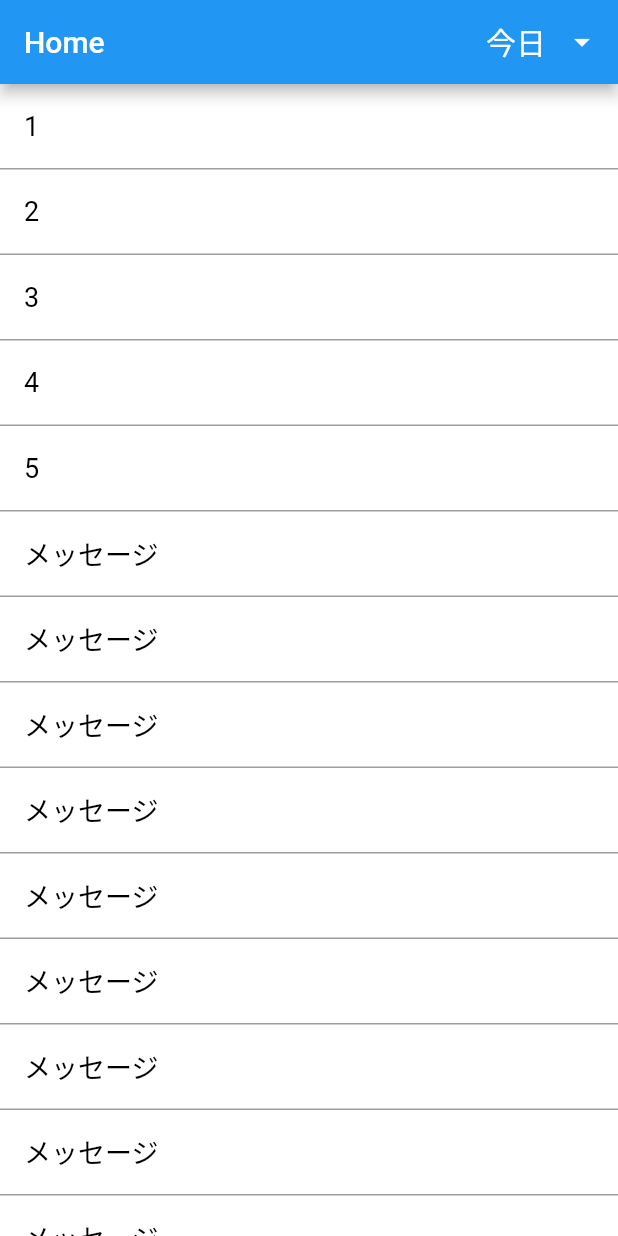
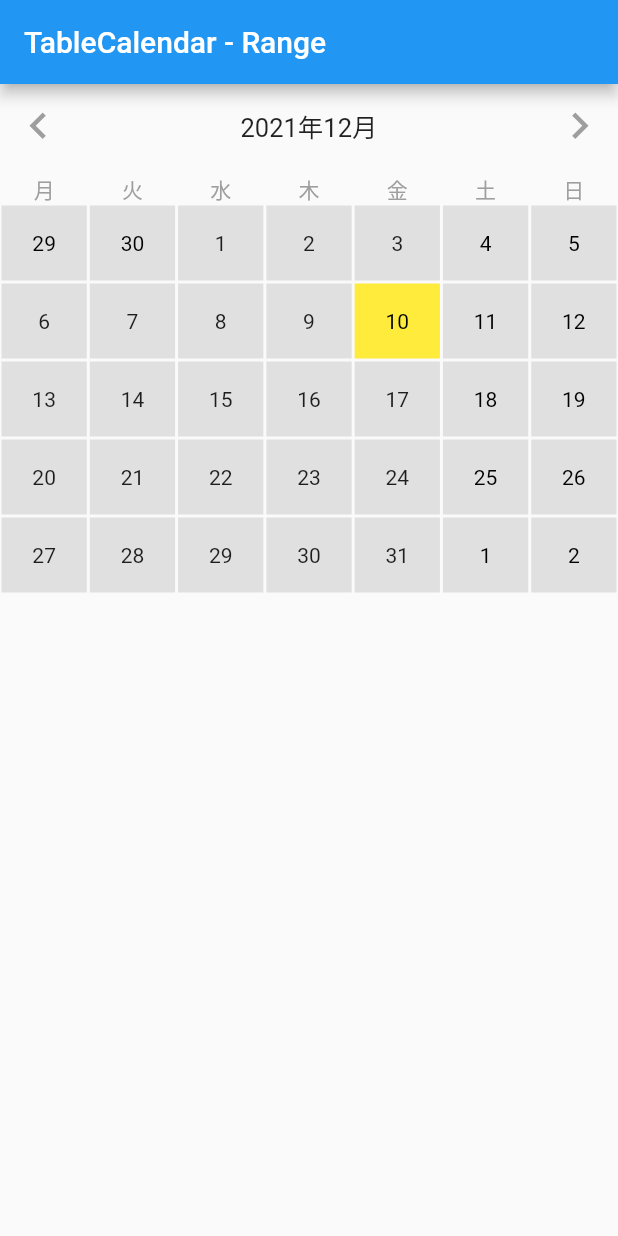
Before and after one commit to TaishiU/flutter-calendar, a Flutter app: the screen it shows after launch, on a phone screen of 412 x 824 dp. Run offline on Flutter 3.47's test engine with Material 2 defaults, Android fonts, the phone set to English and light mode, and no system bars; drawn by our look-alikes of table_calendar.

Commit message:
レンジ指定

```diff
--- a/lib/main.dart
+++ b/lib/main.dart
@@ -23,9 +23,7 @@
 // }
 
 import 'package:flutter/material.dart';
-import 'package:flutter/services.dart';
 import 'package:intl/date_symbol_data_local.dart';
-import 'package:intl/intl.dart';
 import 'package:table_calendar/table_calendar.dart';
 
 void main() {
@@ -41,158 +39,265 @@ class MyApp extends StatelessWidget {
       theme: ThemeData(
         primarySwatch: Colors.blue,
       ),
-      home: MyHomePage(),
+      //home: MyHomePage(),
+      home: TableRangeExample(),
     );
   }
 }
 
-class MyHomePage extends StatefulWidget {
-  MyHomePage();
+// class MyHomePage extends StatefulWidget {
+//   MyHomePage();
+//
+//   @override
+//   _MyHomePageState createState() => _MyHomePageState();
+// }
+//
+// class _MyHomePageState extends State<MyHomePage> {
+//   bool _isCalendarOpen = false;
+//
+//   void _onTapButton() {
+//     if (_isCalendarOpen) {
+//       setState(() {
+//         _isCalendarOpen = false;
+//       });
+//     } else {
+//       setState(() {
+//         _isCalendarOpen = true;
+//       });
+//     }
+//   }
+//
+//   @override
+//   Widget build(BuildContext context) {
+//     return Scaffold(
+//         appBar: AppBar(
+//           title: Text('Home'),
+//           actions: [
+//             Row(
+//               children: [
+//                 Text(
+//                   '今日',
+//                   style: TextStyle(
+//                     fontSize: 20,
+//                   ),
+//                 ),
+//                 IconButton(
+//                   onPressed: () {
+//                     _onTapButton();
+//                   },
+//                   icon: Icon(
+//                     _isCalendarOpen
+//                         ? Icons.arrow_drop_up
+//                         : Icons.arrow_drop_down,
+//                   ),
+//                 ),
+//               ],
+//             ),
+//           ],
+//         ),
+//         body: Stack(
+//           children: <Widget>[
+//             Container(
+//                 margin: EdgeInsets.only(top: (_isCalendarOpen ? 0.0 : 0.0)),
+//                 color: Colors.white,
+//                 child: getList()),
+//             _isCalendarOpen ? UpperPop() : SizedBox.shrink(),
+//           ],
+//         ));
+//   }
+//
+//   Widget getList() {
+//     var list = [
+//       "1",
+//       "2",
+//       "3",
+//       "4",
+//       "5",
+//     ];
+//     return ListView.builder(
+//       itemBuilder: (BuildContext context, int index) {
+//         if (index >= list.length) {
+//           list.addAll([
+//             "メッセージ",
+//             "メッセージ",
+//             "メッセージ",
+//             "メッセージ",
+//           ]);
+//         }
+//         return _messageItem(list[index]);
+//       },
+//     );
+//   }
+//
+//   Widget _messageItem(String title) {
+//     return Container(
+//       decoration: new BoxDecoration(
+//           border:
+//               new Border(bottom: BorderSide(width: 1.0, color: Colors.grey))),
+//       child: ListTile(
+//         title: Text(
+//           title,
+//           style: TextStyle(color: Colors.black, fontSize: 18.0),
+//         ),
+//         onTap: () async {
+//           final data = ClipboardData(text: title);
+//           await Clipboard.setData(data);
+//           print(data.text);
+//           final snackBar = SnackBar(content: Text('copied!: ${data.text!}'));
+//
+//           ScaffoldMessenger.of(context).showSnackBar(snackBar);
+//         }, // タップ
+//         onLongPress: () {
+//           print("onLongTap called.");
+//         }, // 長押し
+//       ),
+//     );
+//   }
+// }
+//
+// class UpperPop extends StatefulWidget {
+//   const UpperPop({Key? key}) : super(key: key);
+//
+//   @override
+//   _UpperPopState createState() => _UpperPopState();
+// }
+//
+// class _UpperPopState extends State<UpperPop> {
+//   DateTime _focusedDay = DateTime.now();
+//   String _displayDate = '今日';
+//   DateTime? _selectedDay;
+//   CalendarFormat _calendarFormat = CalendarFormat.month;
+//
+//   @override
+//   Widget build(BuildContext context) {
+//     return Column(
+//       children: [
+//         Container(
+//           color: Colors.white,
+//           child: TableCalendar(
+//             locale: 'ja_JP',
+//             firstDay: DateTime.utc(2020, 1, 1),
+//             lastDay: DateTime.utc(2030, 12, 31),
+//             focusedDay: _focusedDay,
+//             calendarFormat: _calendarFormat,
+//             startingDayOfWeek: StartingDayOfWeek.monday,
+//             headerStyle: HeaderStyle(
+//               titleCentered: true,
+//               formatButtonVisible: false,
+//               leftChevronIcon: Icon(
+//                 Icons.chevron_left,
+//                 color: Colors.grey.shade400,
+//                 size: 35,
+//               ),
+//               rightChevronIcon: Icon(
+//                 Icons.chevron_right,
+//                 color: Colors.grey.shade400,
+//                 size: 35,
+//               ),
+//               headerPadding: EdgeInsets.only(top: 10, bottom: 15),
+//               leftChevronPadding: EdgeInsets.only(left: 0),
+//               rightChevronPadding: EdgeInsets.only(right: 0),
+//             ),
+//             calendarStyle: CalendarStyle(
+//               outsideDaysVisible: false,
+//               todayDecoration: BoxDecoration(
+//                 color: Colors.orange.shade200,
+//                 shape: BoxShape.circle,
+//               ),
+//               selectedDecoration: BoxDecoration(
+//                 color: Colors.orange,
+//                 shape: BoxShape.circle,
+//               ),
+//               weekendTextStyle: TextStyle(color: Colors.black),
+//             ),
+//             daysOfWeekHeight: 20.0,
+//             daysOfWeekStyle: DaysOfWeekStyle(
+//               weekdayStyle: TextStyle(color: Colors.grey),
+//               weekendStyle: TextStyle(color: Colors.grey),
+//             ),
+//             onFormatChanged: (CalendarFormat format) {
+//               if (_calendarFormat != format) {
+//                 setState(() {
+//                   _calendarFormat = format;
+//                 });
+//               }
+//             },
+//             /*どの日付が現在選択されているか判断*/
+//             selectedDayPredicate: (DateTime day) {
+//               /*bool値を返す*/
+//               return isSameDay(_selectedDay, day);
+//             },
+//             onDaySelected: (DateTime selectedDay, DateTime focusedDay) {
+//               if (!isSameDay(_selectedDay, selectedDay)) {
+//                 setState(() {
+//                   _selectedDay = selectedDay; /*選択された日付*/
+//                   _focusedDay = focusedDay; /*フォーカスが当たる日*/
+//
+//                   if (isSameDay(selectedDay, DateTime.now())) {
+//                     _displayDate = '今日';
+//                   } else {
+//                     _displayDate = DateFormat.MMMEd('ja').format(selectedDay);
+//                   }
+//                 });
+//               }
+//             },
+//           ),
+//         ),
+//         Expanded(
+//           child: Container(
+//             color: Colors.black54,
+//           ),
+//         ),
+//       ],
+//     );
+//   }
+// }
 
+// Copyright 2019 Aleksander Woźniak
+// SPDX-License-Identifier: Apache-2.0
+
+// import 'package:flutter/material.dart';
+// import 'package:table_calendar/table_calendar.dart';
+//
+// import '../utils.dart';
+
+class TableRangeExample extends StatefulWidget {
   @override
-  _MyHomePageState createState() => _MyHomePageState();
+  _TableRangeExampleState createState() => _TableRangeExampleState();
 }
 
-class _MyHomePageState extends State<MyHomePage> {
-  bool _isCalendarOpen = false;
-
-  void _onTapButton() {
-    if (_isCalendarOpen) {
-      setState(() {
-        _isCalendarOpen = false;
-      });
-    } else {
-      setState(() {
-        _isCalendarOpen = true;
-      });
-    }
-  }
+class _TableRangeExampleState extends State<TableRangeExample> {
+  CalendarFormat _calendarFormat = CalendarFormat.month;
+  // Can be toggled on/off by longpressing a date
+  RangeSelectionMode _rangeSelectionMode = RangeSelectionMode.toggledOn;
+  DateTime _focusedDay = DateTime.now();
+  DateTime? _selectedDay;
+  DateTime? _rangeStart;
+  DateTime? _rangeEnd;
 
   @override
   Widget build(BuildContext context) {
     return Scaffold(
       appBar: AppBar(
-          title: Text('Home'),
-          actions: [
-            Row(
-              children: [
-                Text(
-                  '今日',
-                  style: TextStyle(
-                    fontSize: 20,
+        title: Text('TableCalendar - Range'),
       ),
-                ),
-                IconButton(
-                  onPressed: () {
-                    _onTapButton();
-                  },
-                  icon: Icon(
-                    _isCalendarOpen
-                        ? Icons.arrow_drop_up
-                        : Icons.arrow_drop_down,
-                  ),
-                ),
-              ],
-            ),
-          ],
-        ),
-        body: Stack(
-          children: <Widget>[
-            Container(
-                margin: EdgeInsets.only(top: (_isCalendarOpen ? 0.0 : 0.0)),
-                color: Colors.white,
-                child: getList()),
-            _isCalendarOpen ? UpperPop() : SizedBox.shrink(),
-          ],
-        ));
-  }
-
-  Widget getList() {
-    var list = [
-      "1",
-      "2",
-      "3",
-      "4",
-      "5",
-    ];
-    return ListView.builder(
-      itemBuilder: (BuildContext context, int index) {
-        if (index >= list.length) {
-          list.addAll([
-            "メッセージ",
-            "メッセージ",
-            "メッセージ",
-            "メッセージ",
-          ]);
-        }
-        return _messageItem(list[index]);
-      },
-    );
-  }
-
-  Widget _messageItem(String title) {
-    return Container(
-      decoration: new BoxDecoration(
-          border:
-              new Border(bottom: BorderSide(width: 1.0, color: Colors.grey))),
-      child: ListTile(
-        title: Text(
-          title,
-          style: TextStyle(color: Colors.black, fontSize: 18.0),
-        ),
-        onTap: () async {
-          final data = ClipboardData(text: title);
-          await Clipboard.setData(data);
-          print(data.text);
-          final snackBar = SnackBar(content: Text('copied!: ${data.text!}'));
-
-          ScaffoldMessenger.of(context).showSnackBar(snackBar);
-        }, // タップ
-        onLongPress: () {
-          print("onLongTap called.");
-        }, // 長押し
-      ),
-    );
-  }
-}
-
-class UpperPop extends StatefulWidget {
-  const UpperPop({Key? key}) : super(key: key);
-
-  @override
-  _UpperPopState createState() => _UpperPopState();
-}
-
-class _UpperPopState extends State<UpperPop> {
-  DateTime _focusedDay = DateTime.now();
-  String _displayDate = '今日';
-  DateTime? _selectedDay;
-  CalendarFormat _calendarFormat = CalendarFormat.month;
-
-  @override
-  Widget build(BuildContext context) {
-    return Column(
-      children: [
-        Container(
-          color: Colors.white,
-          child: TableCalendar(
+      body: TableCalendar(
         locale: 'ja_JP',
         firstDay: DateTime.utc(2020, 1, 1),
         lastDay: DateTime.utc(2030, 12, 31),
         focusedDay: _focusedDay,
-            calendarFormat: _calendarFormat,
         startingDayOfWeek: StartingDayOfWeek.monday,
         headerStyle: HeaderStyle(
           titleCentered: true,
           formatButtonVisible: false,
           leftChevronIcon: Icon(
             Icons.chevron_left,
-                color: Colors.grey.shade400,
+            color: Colors.grey,
             size: 35,
           ),
           rightChevronIcon: Icon(
             Icons.chevron_right,
-                color: Colors.grey.shade400,
+            color: Colors.grey,
             size: 35,
           ),
           headerPadding: EdgeInsets.only(top: 10, bottom: 15),
@@ -200,56 +305,71 @@ class _UpperPopState extends State<UpperPop> {
           rightChevronPadding: EdgeInsets.only(right: 0),
         ),
         calendarStyle: CalendarStyle(
-              outsideDaysVisible: false,
+          cellMargin: EdgeInsets.all(1),
+          defaultDecoration: BoxDecoration(color: Colors.grey.shade300),
+          todayTextStyle: TextStyle(color: Colors.black),
           todayDecoration: BoxDecoration(
-                color: Colors.orange.shade200,
-                shape: BoxShape.circle,
+            color: Colors.yellow,
           ),
           selectedDecoration: BoxDecoration(
             color: Colors.orange,
             shape: BoxShape.circle,
           ),
           weekendTextStyle: TextStyle(color: Colors.black),
+          weekendDecoration: BoxDecoration(color: Colors.grey.shade300),
+          outsideTextStyle: TextStyle(color: Colors.black),
+          outsideDecoration: BoxDecoration(color: Colors.grey.shade300),
+          rangeHighlightColor: Colors.orange.shade100,
+          rangeStartDecoration: BoxDecoration(
+            color: Colors.orange,
+          ),
+          rangeEndDecoration: BoxDecoration(
+            color: Colors.orange,
+          ),
         ),
         daysOfWeekHeight: 20.0,
         daysOfWeekStyle: DaysOfWeekStyle(
           weekdayStyle: TextStyle(color: Colors.grey),
           weekendStyle: TextStyle(color: Colors.grey),
         ),
-            onFormatChanged: (CalendarFormat format) {
+        selectedDayPredicate: (day) => isSameDay(_selectedDay, day),
+        rangeStartDay: _rangeStart,
+        rangeEndDay: _rangeEnd,
+        calendarFormat: _calendarFormat,
+        rangeSelectionMode: _rangeSelectionMode,
+        onDaySelected: (selectedDay, focusedDay) {
+          if (!isSameDay(_selectedDay, selectedDay)) {
+            setState(() {
+              _selectedDay = selectedDay;
+              _focusedDay = focusedDay;
+              _rangeStart = null; // Important to clean those
+              _rangeEnd = null;
+              _rangeSelectionMode = RangeSelectionMode.toggledOff;
+            });
+          }
+        },
+        onRangeSelected: (start, end, focusedDay) {
+          setState(() {
+            _selectedDay = null;
+            _focusedDay = focusedDay;
+            _rangeStart = start;
+            _rangeEnd = end;
+            _rangeSelectionMode = RangeSelectionMode.toggledOn;
+            print('_rangeStart: $_rangeStart');
+            print('_rangeEnd: $_rangeEnd');
+          });
+        },
+        onFormatChanged: (format) {
           if (_calendarFormat != format) {
             setState(() {
               _calendarFormat = format;
             });
           }
         },
-            /*どの日付が現在選択されているか判断*/
-            selectedDayPredicate: (DateTime day) {
-              /*bool値を返す*/
-              return isSameDay(_selectedDay, day);
-            },
-            onDaySelected: (DateTime selectedDay, DateTime focusedDay) {
-              if (!isSameDay(_selectedDay, selectedDay)) {
-                setState(() {
-                  _selectedDay = selectedDay; /*選択された日付*/
-                  _focusedDay = focusedDay; /*フォーカスが当たる日*/
-
-                  if (isSameDay(selectedDay, DateTime.now())) {
-                    _displayDate = '今日';
-                  } else {
-                    _displayDate = DateFormat.MMMEd('ja').format(selectedDay);
-                  }
-                });
-              }
+        onPageChanged: (focusedDay) {
+          _focusedDay = focusedDay;
         },
       ),
-        ),
-        Expanded(
-          child: Container(
-            color: Colors.black54,
-          ),
-        ),
-      ],
     );
   }
 }
```
Lines whose indentation alone changed are shown as unchanged.
